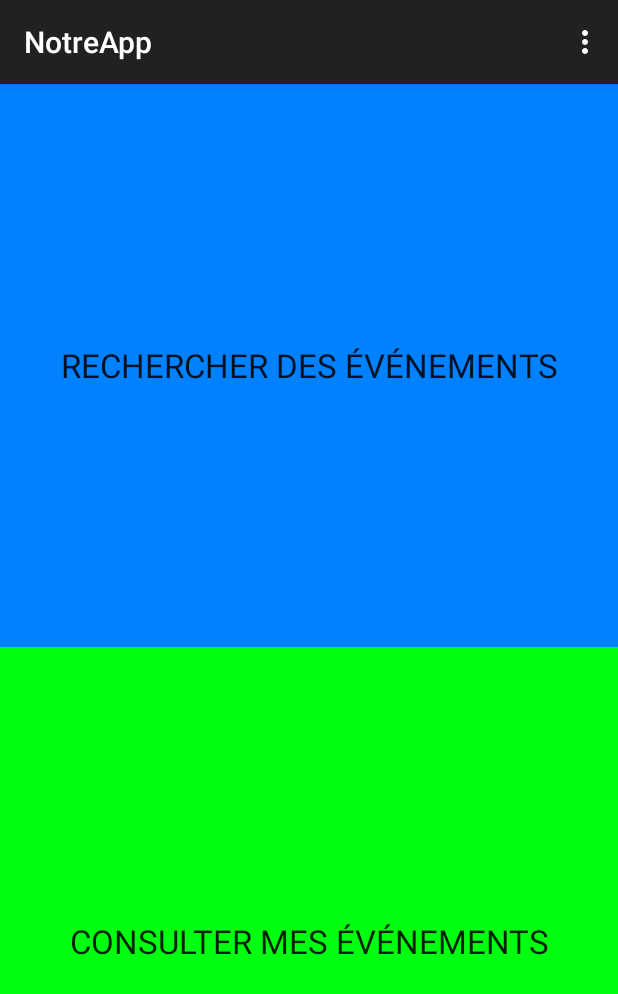
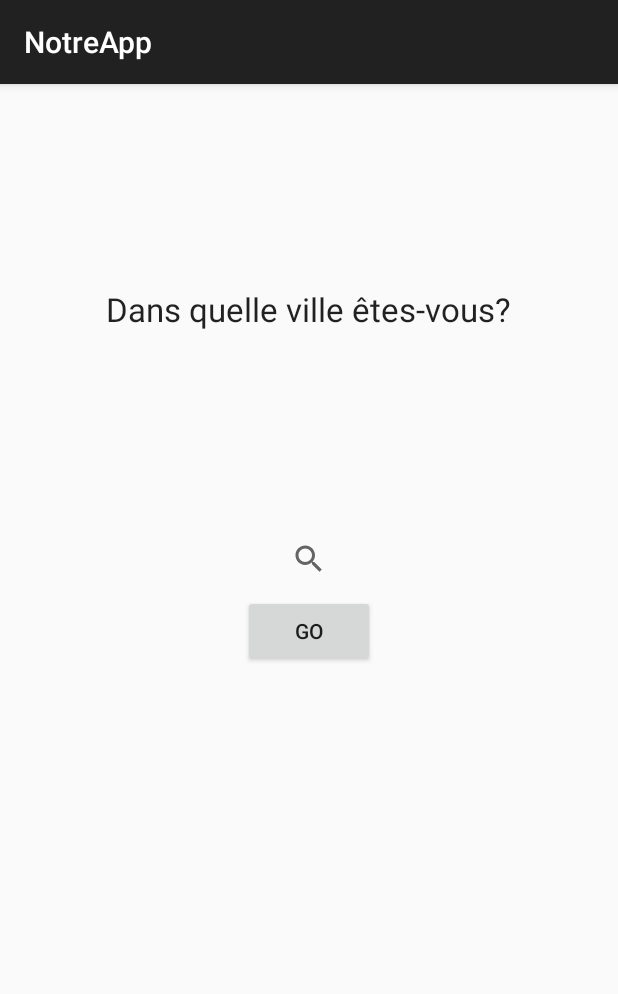
Before and after one commit to borisclain/NotreApp, an Android app: the screen it shows after launch (MainActivity before the commit, WelcomingActivity after it), on a phone screen of 412 x 824 dp. Shown: the top 994 px of the screen. Run offline under Robolectric (Android 15) with nearby library versions, the phone set to English and light mode, and no system bars.

Commit message:
Implante la détection de toute première activité
Détection de la géolocalisation en cours d'implantation

le fichier build.gradle à l'intérieur du dossier app/ doit être modifié par chacun, car nous l'excluons du partage

```diff
--- a/app/src/main/AndroidManifest.xml
+++ b/app/src/main/AndroidManifest.xml
@@ -3,6 +3,9 @@
     package="biln.notreapp" >
 
     <uses-permission android:name="android.permission.INTERNET"/>
+
+    <uses-permission android:name="android.permission.ACCESS_COARSE_LOCATION"/>
+    <uses-permission android:name="android.permission.ACCESS_FINE_LOCATION"/>
 
     <application
         android:allowBackup="true"
@@ -23,6 +26,14 @@
             android:name=".SecondActivity"
             android:label="@string/app_name">
         </activity>
+        <activity
+            android:name=".WelcomingActivity"
+            android:label="@string/app_name">
+        </activity>
+
+
+        <meta-data android:name="com.google.android.gms.version"
+            android:value="@integer/google_play_services_version" />
 
     </application>
 
--- a/app/src/main/java/biln/notreapp/MainActivity.java
+++ b/app/src/main/java/biln/notreapp/MainActivity.java
@@ -1,6 +1,7 @@
 package biln.notreapp;
 
 import android.content.Intent;
+import android.content.SharedPreferences;
 import android.os.Bundle;
 import android.support.v7.app.ActionBarActivity;
 import android.view.Menu;
@@ -8,6 +9,7 @@ import android.view.MenuItem;
 import android.view.View;
 import android.widget.Button;
 import android.widget.Toast;
+import android.preference.PreferenceManager;
 
 /*
 MainActivity est l'activité principale de l'app. Elle correspond à l'écran d'accueil que
@@ -16,6 +18,7 @@ l'utilisateur verra après la première connexion.
 Test de commit
 
  */
+
 
 
 
@@ -44,6 +47,33 @@ public class MainActivity extends ActionBarActivity implements View.OnClickListe
         buttonSearch.setOnClickListener(this);
         buttonConsult.setOnClickListener(this);
     }
+
+    protected void onResume(){
+        super.onResume();  // Always call the superclass method first
+
+
+        SharedPreferences prefs = PreferenceManager.getDefaultSharedPreferences(getBaseContext());
+        boolean previouslyStarted = prefs.getBoolean(getString(R.string.pref_previously_started), false);
+        SharedPreferences.Editor edit = prefs.edit();
+        if(!previouslyStarted){
+            Toast.makeText(this, "Premiere fois", Toast.LENGTH_LONG).show();
+            edit.putBoolean(getString(R.string.pref_previously_started), Boolean.TRUE);
+            edit.commit();
+            Intent i = new Intent(this, WelcomingActivity.class);
+            startActivity(i);
+
+        }
+
+
+
+        //TODO: À enlever quand on sera content de l'écran de première connexion
+        edit.clear() ;
+        edit.commit();
+
+
+    }
+
+
 
 
     @Override
--- /dev/null
+++ b/app/src/main/java/biln/notreapp/WelcomingActivity.java
@@ -0,0 +1,87 @@
+package biln.notreapp;
+
+import android.location.Location;
+import android.os.Bundle;
+import android.support.v7.app.ActionBarActivity;
+import android.widget.Toast;
+
+import com.google.android.gms.common.ConnectionResult;
+import com.google.android.gms.common.api.GoogleApiClient;
+import com.google.android.gms.common.api.GoogleApiClient.ConnectionCallbacks;
+import com.google.android.gms.common.api.GoogleApiClient.OnConnectionFailedListener;
+import com.google.android.gms.location.LocationServices;
+
+/**
+ * Created by Boris on 2015-03-14.
+ */
+public class WelcomingActivity extends ActionBarActivity implements ConnectionCallbacks, OnConnectionFailedListener {
+
+
+    GoogleApiClient mGoogleApiClient;
+    Location mLastLocation;
+
+    String sLat;
+    String sLon;
+
+    protected void onCreate(Bundle savedInstanceState){
+        super.onCreate(savedInstanceState);
+        setContentView(R.layout.screen_on_first_opening);
+
+        mGoogleApiClient = new GoogleApiClient.Builder(this)
+                .addConnectionCallbacks(this)
+                .addOnConnectionFailedListener(this)
+                .addApi(LocationServices.API)
+                .build();
+        mGoogleApiClient.connect();
+        Toast.makeText(this, "On a détecté que vos coordonnées ="+sLat+" ; "+sLon, Toast.LENGTH_LONG).show();
+    }
+
+
+    @Override
+    protected void onStart() {
+        super.onStart();
+        mGoogleApiClient.connect();
+
+    }
+
+    @Override
+    protected void onStop() {
+        mGoogleApiClient.disconnect();
+        super.onStop();
+    }
+
+    /*
+    protected synchronized void buildGoogleApiClient() {
+         mGoogleApiClient = new GoogleApiClient.Builder(this)
+               .addConnectionCallbacks(this)
+               .addOnConnectionFailedListener(this)
+               .addApi(LocationServices.API)
+               .build();
+    }
+    */
+
+    @Override
+    public void onConnected(Bundle connectionHint) {
+        mLastLocation = LocationServices.FusedLocationApi.getLastLocation(
+                mGoogleApiClient);
+        if (mLastLocation != null) {
+            sLat = ""+(mLastLocation.getLatitude());
+            sLon = ""+(mLastLocation.getLongitude());
+        }
+    }
+
+    @Override
+    public void onConnectionSuspended(int cause) {
+    }
+
+    @Override
+    public void onConnectionFailed(ConnectionResult result) {
+
+
+        Toast.makeText(this, "On a eu un probleme", Toast.LENGTH_LONG).show();
+
+
+
+    }
+
+}
--- /dev/null
+++ b/app/src/main/res/layout/screen_on_first_opening.xml
@@ -0,0 +1,31 @@
+<?xml version="1.0" encoding="utf-8"?>
+<RelativeLayout xmlns:android="http://schemas.android.com/apk/res/android"
+    android:layout_width="match_parent" android:layout_height="match_parent">
+
+    <TextView
+        android:layout_width="wrap_content"
+        android:layout_height="wrap_content"
+        android:textAppearance="?android:attr/textAppearanceLarge"
+        android:text="Dans quelle ville êtes-vous?"
+        android:id="@+id/textView"
+        android:layout_alignParentTop="true"
+        android:layout_centerHorizontal="true"
+        android:layout_marginTop="135dp" />
+
+    <SearchView
+        android:layout_width="wrap_content"
+        android:layout_height="wrap_content"
+        android:id="@+id/searchView"
+        android:layout_below="@+id/textView"
+        android:layout_centerHorizontal="true"
+        android:layout_marginTop="128dp"
+        android:queryHint="Entrez votre ville" />
+
+    <Button
+        android:layout_width="wrap_content"
+        android:layout_height="wrap_content"
+        android:text="Go"
+        android:id="@+id/button"
+        android:layout_below="@+id/searchView"
+        android:layout_centerHorizontal="true" />
+</RelativeLayout>
--- a/app/src/main/res/values/strings.xml
+++ b/app/src/main/res/values/strings.xml
@@ -6,5 +6,7 @@
     <string name="button2"> Consulter mes événements  </string>
     <string name="text"> Texte affiché avant résultat de recherche</string>
     <string name="fatal_error">FATAL ERROR!!</string>
+    <string name="pref_previously_started"></string>
+
 
 </resources>
```
